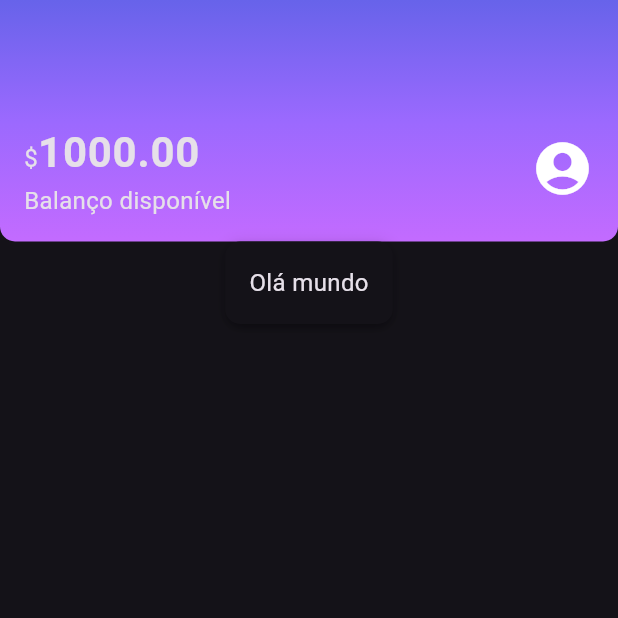
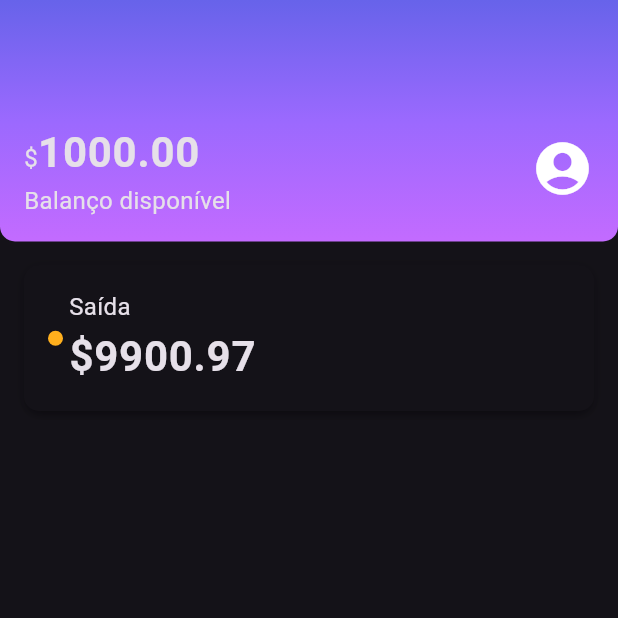
Before and after one commit to eri-akio/Flutter-Layouts, a Flutter app: the screen it shows after launch, on a phone screen of 412 x 824 dp, the top half of it. Run offline on Flutter 3.47's test engine with Material 3 defaults, Android fonts, the phone set to English and light mode, and no system bars.

Commit message:
definindo o recentACtivity

```diff
--- /dev/null
+++ b/lib/components/color_dot.dart
@@ -0,0 +1,18 @@
+import 'package:flutter/material.dart';
+
+class ColorDot extends StatelessWidget {
+  final Color? color;
+  const ColorDot({super.key, required this.color});
+
+  @override
+  Widget build(BuildContext context) {
+    return Container(
+      width: 10,
+      height: 10,
+      decoration: BoxDecoration(
+        color: color,
+        borderRadius: BorderRadius.circular(10),
+      ),
+    );
+  }
+}
--- /dev/null
+++ b/lib/components/content_divsion.dart
@@ -0,0 +1,16 @@
+import 'package:alubank/themes/theme_colors.dart';
+import 'package:flutter/material.dart';
+
+class ContentDivsion extends StatelessWidget {
+  const ContentDivsion({super.key});
+
+  @override
+  Widget build(BuildContext context) {
+    return Container(
+      height: 1,
+      decoration: BoxDecoration(
+        border: Border.all(color: ThemeColors.divsion)
+      ),
+    );
+  }
+}
--- /dev/null
+++ b/lib/components/sections/recent_activy.dart
@@ -0,0 +1,49 @@
+import 'package:alubank/components/box_card.dart';
+import 'package:alubank/components/color_dot.dart';
+import 'package:alubank/themes/theme_colors.dart';
+import 'package:flutter/material.dart';
+
+class RecentActivity extends StatelessWidget {
+  const RecentActivity({super.key});
+
+  @override
+  Widget build(BuildContext context) {
+    return Padding(
+      padding: const EdgeInsets.all(16),
+      child: BoxCard(boxContent: _RecentActivyContent()),
+    );
+  }
+}
+
+class _RecentActivyContent extends StatelessWidget {
+  const _RecentActivyContent({super.key});
+
+  @override
+  Widget build(BuildContext context) {
+    return Column(
+      children: [
+        Row(
+          children: [
+            Row(
+              children: [
+                Padding(
+                  padding: const EdgeInsets.only(right: 4.0),
+                  child: ColorDot(color: ThemeColors.recentActivity['spent']),
+                ),
+                Column(
+                  crossAxisAlignment: CrossAxisAlignment.start,
+                  children: [
+                    Text('Saída'),
+                    Text('\$9900.97',
+                        style: Theme.of(context).textTheme.bodyLarge),
+                  ],
+                ),
+              ],
+            ),
+            Row(),
+          ],
+        )
+      ],
+    );
+  }
+}
--- a/lib/screens/home.dart
+++ b/lib/screens/home.dart
@@ -1,5 +1,9 @@
 import 'package:alubank/components/box_card.dart';
+import 'package:alubank/components/color_dot.dart';
+import 'package:alubank/components/content_divsion.dart';
 import 'package:alubank/components/sections/header.dart';
+import 'package:alubank/components/sections/recent_activy.dart';
+import 'package:alubank/themes/theme_colors.dart';
 import 'package:flutter/material.dart';
 
 class Home extends StatelessWidget {
@@ -7,12 +11,13 @@ class Home extends StatelessWidget {
 
   @override
   Widget build(BuildContext context) {
-    return Scaffold(body: Column(
-      children: <Widget>[
-        Header(),
-        BoxCard(boxContent: Text('Olá mundo')),
-
-      ],
-    ),);
+    return Scaffold(
+      body: Column(
+        children: <Widget>[
+          Header(),
+          RecentActivity(),
+        ],
+      ),
+    );
   }
 }
--- a/lib/themes/theme_colors.dart
+++ b/lib/themes/theme_colors.dart
@@ -7,4 +7,9 @@ class ThemeColors {
     Color.fromRGBO(155, 105, 254, 1.0),
     Color.fromRGBO(195, 107, 255, 1.0),
   ];
+  static const recentActivity = {
+    'spent': Color.fromRGBO(255, 175, 29, 1.0),
+    'income': Color.fromRGBO(191, 69, 198, 1.0),
+  };
+  static const divsion = Color.fromRGBO(166, 166, 166, 1.0);
 }
```
